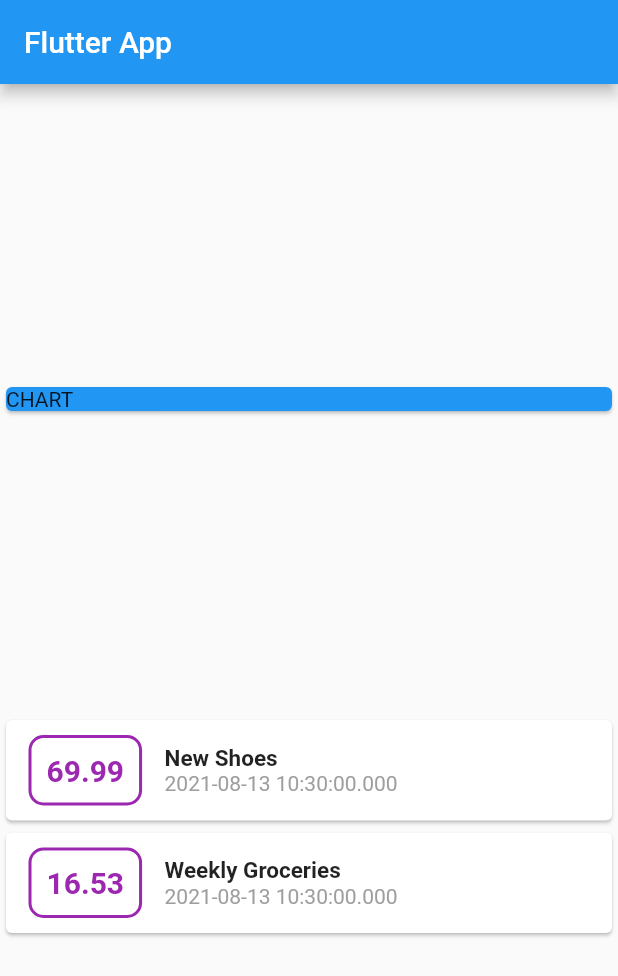
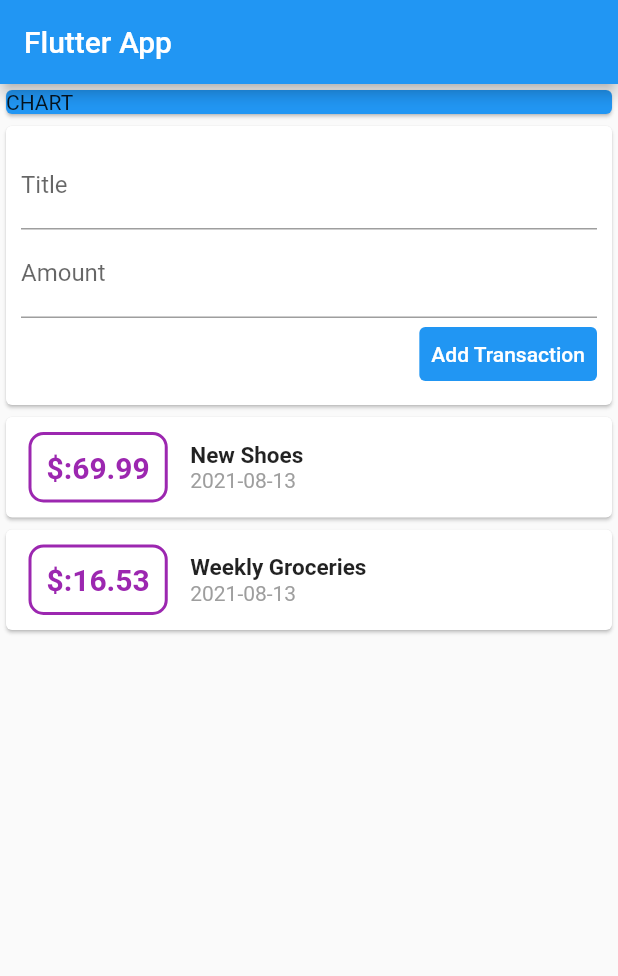
Before and after one commit to fztkm/Personal_expenses_app-_flutter, a Flutter app: the screen it shows after launch, on a phone screen of 412 x 824 dp. Shown: the top 976 px of the screen. Run offline on Flutter 3.47's test engine with Material 2 defaults, Android fonts, the phone set to English and light mode, and no system bars.

Commit message:
Transaction追加ウィジェットを追加

```diff
--- a/lib/main.dart
+++ b/lib/main.dart
@@ -1,4 +1,5 @@
 import 'package:flutter/material.dart';
+import 'package:intl/intl.dart';
 import 'transaction.dart';
 
 void main() => runApp(MyApp());
@@ -30,6 +31,9 @@ class MyHomePage extends StatelessWidget {
     ),
   ];
 
+  final titleController = TextEditingController();
+  final amountController = TextEditingController();
+
   @override
   Widget build(BuildContext context) {
     return Scaffold(
@@ -37,13 +41,41 @@ class MyHomePage extends StatelessWidget {
         title: Text('Flutter App'),
       ),
       body: Column(
-        mainAxisAlignment: MainAxisAlignment.spaceEvenly,
+        // mainAxisAlignment: MainAxisAlignment.spaceEvenly,
         children: [
           Container(
             width: double.infinity,
             child: Card(
               color: Colors.blue,
               child: Text('CHART'),
+            ),
+          ),
+          Card(
+            child: Padding(
+              padding: const EdgeInsets.all(10.0),
+              child: Column(
+                crossAxisAlignment: CrossAxisAlignment.end,
+                children: [
+                  TextField(
+                    decoration: InputDecoration(labelText: 'Title'),
+                    controller: titleController,
+                  ),
+                  TextField(
+                    decoration: InputDecoration(labelText: 'Amount'),
+                    controller: amountController,
+                  ),
+                  TextButton(
+                    onPressed: () {},
+                    child: Text(
+                      'Add Transaction',
+                      style: TextStyle(color: Colors.white),
+                    ),
+                    style: ButtonStyle(
+                      backgroundColor: MaterialStateProperty.all(Colors.blue),
+                    ),
+                  ),
+                ],
+              ),
             ),
           ),
           Column(
@@ -63,7 +95,7 @@ class MyHomePage extends StatelessWidget {
                             border: Border.all(width: 2, color: Colors.purple)),
                         padding: EdgeInsets.all(10.0),
                         child: Text(
-                          tx.amount.toString(),
+                          '\$:' + tx.amount.toString(),
                           style: TextStyle(
                             fontSize: 20.0,
                             fontWeight: FontWeight.bold,
@@ -82,7 +114,7 @@ class MyHomePage extends StatelessWidget {
                             ),
                           ),
                           Text(
-                            tx.date.toString(),
+                            DateFormat('yyyy-MM-dd').format(tx.date),
                             style: TextStyle(
                               color: Colors.grey,
                             ),
--- a/pubspec.yaml
+++ b/pubspec.yaml
@@ -3,7 +3,7 @@ description: A new Flutter project.
 
 # The following line prevents the package from being accidentally published to
 # pub.dev using `pub publish`. This is preferred for private packages.
-publish_to: 'none' # Remove this line if you wish to publish to pub.dev
+publish_to: "none" # Remove this line if you wish to publish to pub.dev
 
 # The following defines the version and build number for your application.
 # A version number is three numbers separated by dots, like 1.2.43
@@ -24,10 +24,10 @@ dependencies:
   flutter:
     sdk: flutter
 
-
   # The following adds the Cupertino Icons font to your application.
   # Use with the CupertinoIcons class for iOS style icons.
   cupertino_icons: ^1.0.2
+  intl: ^0.17.0
 
 dev_dependencies:
   flutter_test:
@@ -38,7 +38,6 @@ dev_dependencies:
 
 # The following section is specific to Flutter.
 flutter:
-
   # The following line ensures that the Material Icons font is
   # included with your application, so that you can use the icons in
   # the material Icons class.
```
Also changed, not shown: pubspec.lock.
